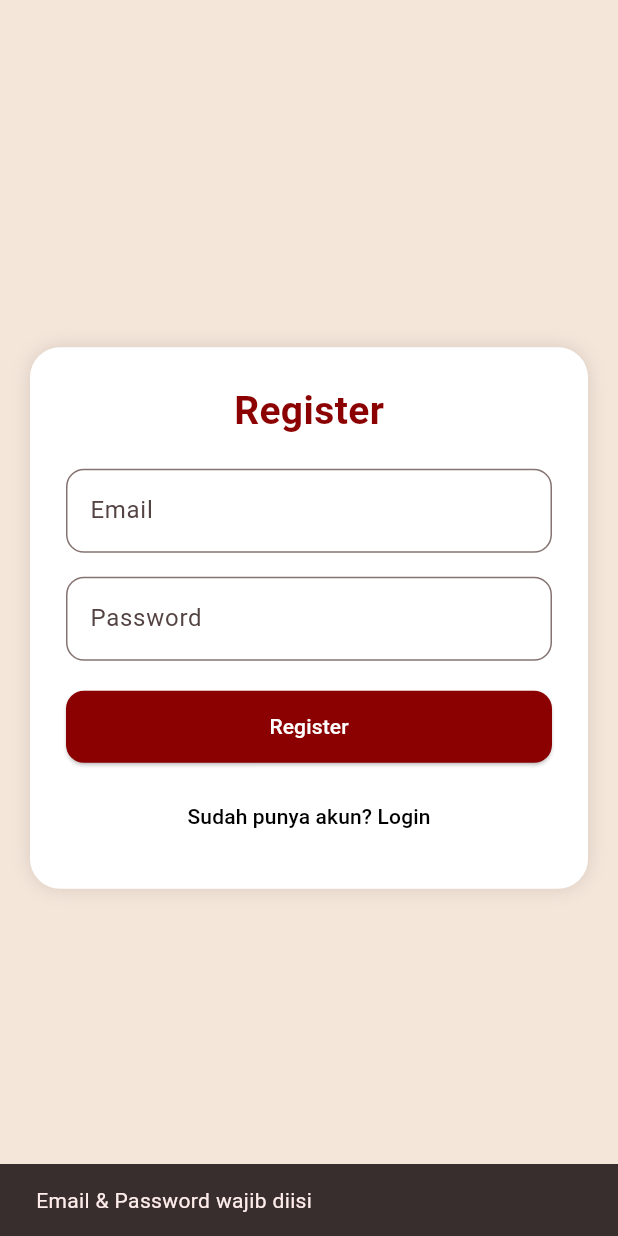
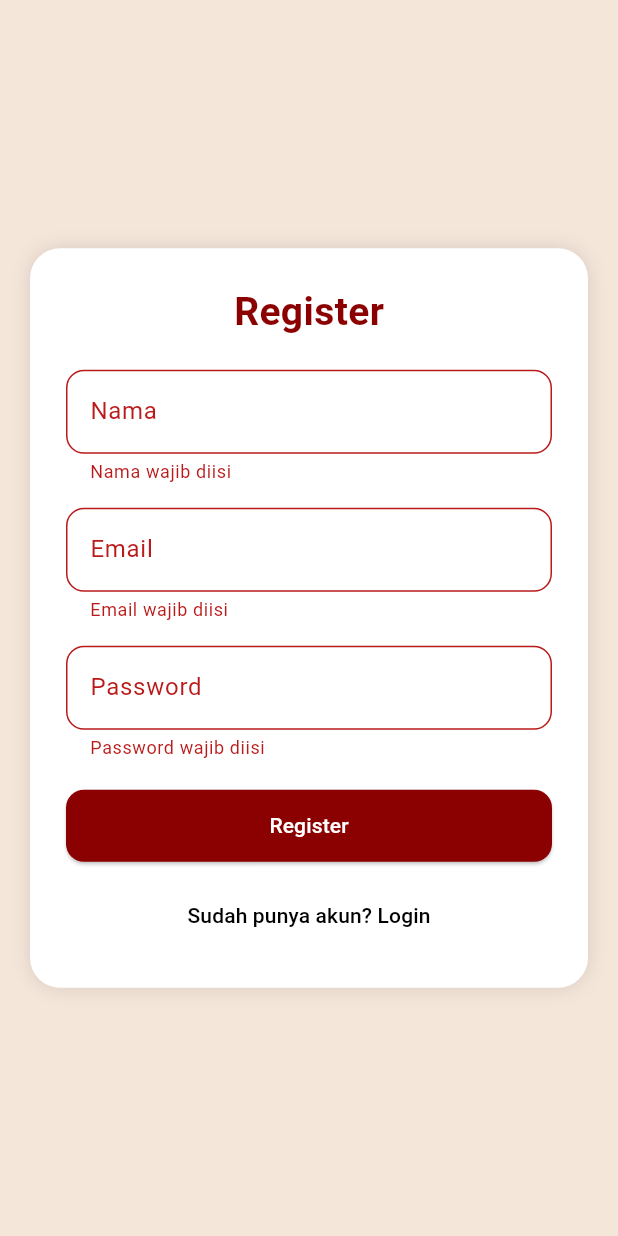
Before and after one commit to naylaavrly/DapurAtik, a Flutter app: the RegisterPage screen opened directly, after a tap on "Register", on a phone screen of 412 x 824 dp. Run offline on Flutter 3.47's test engine with Material 3 defaults, Android fonts, the phone set to English and light mode, and no system bars; our stand-ins replace cloud_firestore, firebase_auth, firebase_core, fl_chart, google_fonts; accounts and stored records are empty.

Commit message:
register

```diff
--- a/lib/auth/register_page.dart
+++ b/lib/auth/register_page.dart
@@ -1,5 +1,7 @@
 import 'package:flutter/material.dart';
+import 'package:firebase_auth/firebase_auth.dart';
 import '../services/auth_service.dart';
+import 'login_page.dart';
 
 class RegisterPage extends StatefulWidget {
   const RegisterPage({super.key});
@@ -10,6 +12,9 @@ class RegisterPage extends StatefulWidget {
 
 class _RegisterPageState extends State<RegisterPage> {
 
+  final _formKey = GlobalKey<FormState>();
+
+  final nameController = TextEditingController();
   final emailController = TextEditingController();
   final passwordController = TextEditingController();
 
@@ -17,43 +22,61 @@ class _RegisterPageState extends State<RegisterPage> {
 
   bool isLoading = false;
 
+  String? errorMessage; // 🔥 ERROR DI DALAM KOTAK
+
   Future<void> register() async {
 
-    // 🔥 VALIDASI
-    if (emailController.text.isEmpty || passwordController.text.isEmpty) {
-      ScaffoldMessenger.of(context).showSnackBar(
-        const SnackBar(content: Text("Email & Password wajib diisi")),
-      );
-      return;
-    }
+    if (!_formKey.currentState!.validate()) return;
 
-    setState(() => isLoading = true);
+    setState(() {
+      isLoading = true;
+      errorMessage = null; // reset error
+    });
 
     try {
       await _authService.register(
+        name: nameController.text.trim(),
         email: emailController.text.trim(),
         password: passwordController.text.trim(),
       );
 
       setState(() => isLoading = false);
 
-      ScaffoldMessenger.of(context).showSnackBar(
-        const SnackBar(content: Text("Register berhasil")),
+      Navigator.pushReplacement(
+        context,
+        MaterialPageRoute(builder: (_) => const LoginPage()),
       );
 
-      Navigator.pop(context);
+    } on FirebaseAuthException catch (e) {
+      setState(() {
+        isLoading = false;
+
+        switch (e.code) {
+          case 'email-already-in-use':
+            errorMessage = "Email sudah terdaftar";
+            break;
+          case 'invalid-email':
+            errorMessage = "Format email tidak valid";
+            break;
+          case 'weak-password':
+            errorMessage = "Password minimal 6 karakter";
+            break;
+          default:
+            errorMessage = "Terjadi kesalahan, coba lagi";
+        }
+      });
 
     } catch (e) {
-      setState(() => isLoading = false);
-
-      ScaffoldMessenger.of(context).showSnackBar(
-        SnackBar(content: Text("Register gagal: $e")),
-      );
+      setState(() {
+        isLoading = false;
+        errorMessage = "Error tidak diketahui";
+      });
     }
   }
 
   @override
   void dispose() {
+    nameController.dispose();
     emailController.dispose();
     passwordController.dispose();
     super.dispose();
@@ -81,11 +104,12 @@ class _RegisterPageState extends State<RegisterPage> {
               ],
             ),
 
+            child: Form(
+              key: _formKey,
               child: Column(
                 mainAxisSize: MainAxisSize.min,
                 children: [
 
-                // 🔥 TITLE
                   const Text(
                     "Register",
                     style: TextStyle(
@@ -97,8 +121,46 @@ class _RegisterPageState extends State<RegisterPage> {
 
                   const SizedBox(height: 20),
 
+                  // 🔥 ERROR MESSAGE (CANTIK, GA DOUBLE)
+                  if (errorMessage != null)
+                    Container(
+                      width: double.infinity,
+                      padding: const EdgeInsets.all(12),
+                      margin: const EdgeInsets.only(bottom: 16),
+                      decoration: BoxDecoration(
+                        color: Colors.red.withOpacity(0.1),
+                        borderRadius: BorderRadius.circular(10),
+                      ),
+                      child: Text(
+                        errorMessage!,
+                        style: const TextStyle(
+                          color: Colors.red,
+                          fontSize: 13,
+                        ),
+                      ),
+                    ),
+
+                  // 🔥 NAME
+                  TextFormField(
+                    controller: nameController,
+                    decoration: InputDecoration(
+                      labelText: "Nama",
+                      border: OutlineInputBorder(
+                        borderRadius: BorderRadius.circular(12),
+                      ),
+                    ),
+                    validator: (v) {
+                      if (v == null || v.isEmpty) {
+                        return "Nama wajib diisi";
+                      }
+                      return null;
+                    },
+                  ),
+
+                  const SizedBox(height: 16),
+
                   // 🔥 EMAIL
-                TextField(
+                  TextFormField(
                     controller: emailController,
                     keyboardType: TextInputType.emailAddress,
                     decoration: InputDecoration(
@@ -107,12 +169,21 @@ class _RegisterPageState extends State<RegisterPage> {
                         borderRadius: BorderRadius.circular(12),
                       ),
                     ),
+                    validator: (v) {
+                      if (v == null || v.isEmpty) {
+                        return "Email wajib diisi";
+                      }
+                      if (!v.contains('@')) {
+                        return "Format email tidak valid";
+                      }
+                      return null;
+                    },
                   ),
 
                   const SizedBox(height: 16),
 
                   // 🔥 PASSWORD
-                TextField(
+                  TextFormField(
                     controller: passwordController,
                     obscureText: true,
                     decoration: InputDecoration(
@@ -121,11 +192,19 @@ class _RegisterPageState extends State<RegisterPage> {
                         borderRadius: BorderRadius.circular(12),
                       ),
                     ),
+                    validator: (v) {
+                      if (v == null || v.isEmpty) {
+                        return "Password wajib diisi";
+                      }
+                      if (v.length < 6) {
+                        return "Minimal 6 karakter";
+                      }
+                      return null;
+                    },
                   ),
 
                   const SizedBox(height: 20),
 
-                // 🔥 BUTTON REGISTER
                   SizedBox(
                     width: double.infinity,
                     child: ElevatedButton(
@@ -153,10 +232,13 @@ class _RegisterPageState extends State<RegisterPage> {
 
                   const SizedBox(height: 12),
 
-                // 🔥 BACK TO LOGIN
                   TextButton(
                     onPressed: () {
-                    Navigator.pop(context);
+                      Navigator.pushReplacement(
+                        context,
+                        MaterialPageRoute(
+                            builder: (_) => const LoginPage()),
+                      );
                     },
                     child: const Text(
                       "Sudah punya akun? Login",
@@ -168,6 +250,7 @@ class _RegisterPageState extends State<RegisterPage> {
             ),
           ),
         ),
+      ),
     );
   }
 }
```
Also changed, not shown: lib/services/auth_service.dart (+8 -8 lines). Lines whose indentation alone changed are shown as unchanged.
